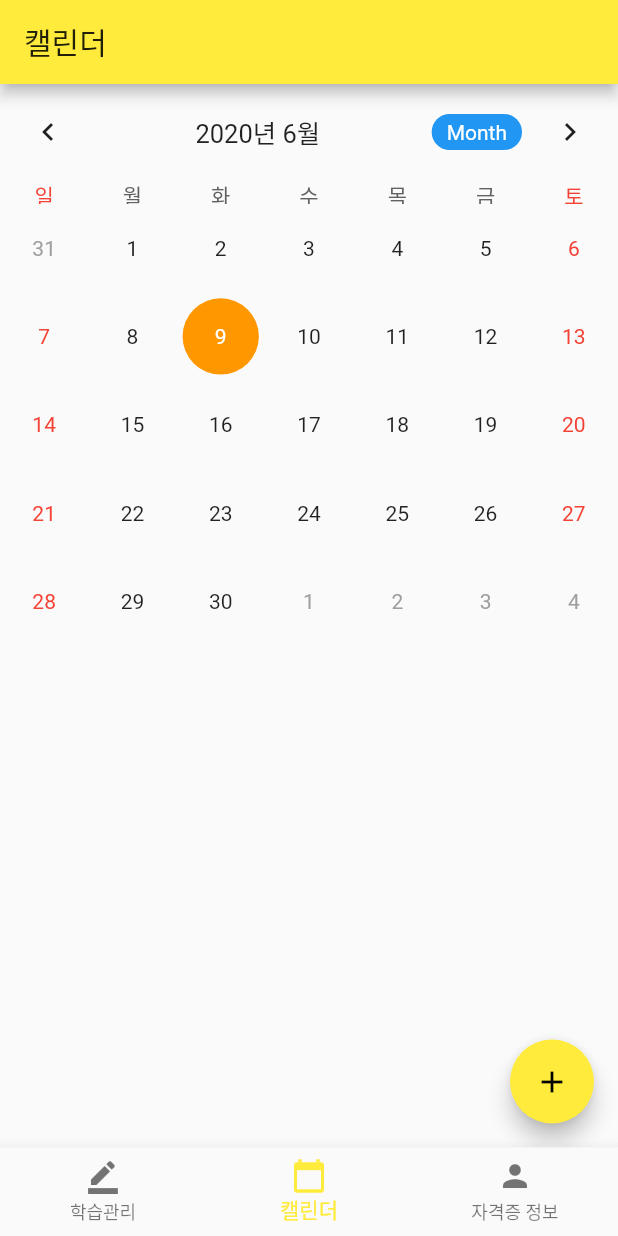
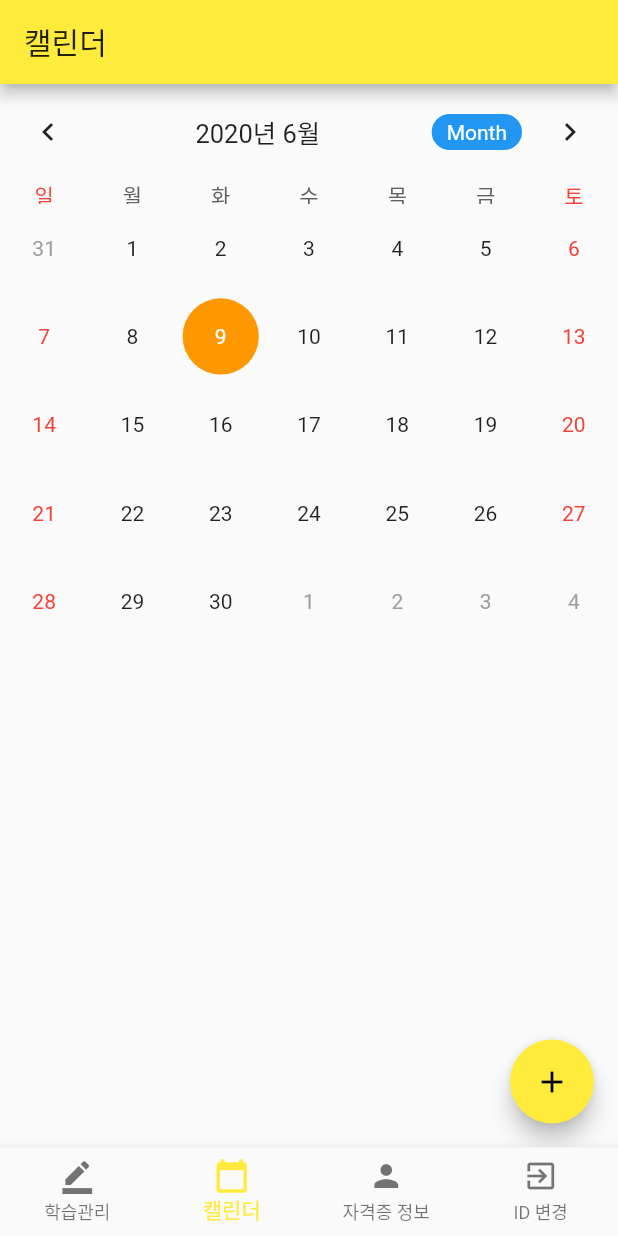
Before and after one commit to Tetragone/toys, a Flutter app: the UnderBar screen opened directly, on a phone screen of 412 x 824 dp. Run offline on Flutter 3.47's test engine with Material 2 defaults, Android fonts, the phone set to English and light mode, and no system bars; drawn by our look-alikes of flutter_speed_dial, table_calendar; our stand-ins replace carousel_slider, charts_flutter, cloud_firestore, firebase_auth, firebase_core, firebase_messaging and 2 more; missing offline and left inert: firebase_helpers; accounts and stored records are empty; network calls fail.

Commit message:
로그아웃

```diff
--- a/my_cert_helper/lib/bottom_navigation_bar.dart
+++ b/my_cert_helper/lib/bottom_navigation_bar.dart
@@ -1,7 +1,9 @@
+import 'package:firebase_auth/firebase_auth.dart';
 import 'package:flutter/material.dart';
 
 import 'calendar_page.dart';
 import 'information_setting_page.dart';
+import 'main.dart';
 import 'page_study_manage.dart';
 import 'data_group.dart';
 
@@ -22,7 +24,7 @@ class UnderBarState extends State<UnderBar> {
   int _currentIndex = 1;
 
   static StudyManager manager = StudyManager();
-  final List<Widget> selectUnderBar = [manager, CalenderPage(), InformationSettingPage()];
+  final List<Widget> selectUnderBar = [manager, CalenderPage(), InformationSettingPage(), Splash()];
 
   final Firestore _db = Firestore.instance;
   final FirebaseMessaging _fcm = FirebaseMessaging();
@@ -62,6 +64,8 @@ class UnderBarState extends State<UnderBar> {
   void _ontap(int index) {
     setState(() {
       _currentIndex = index;
+      if(index == 3)
+        FirebaseAuth.instance.signOut();
     });
   } // 밑에 바를 누를 시에 실행하는 코드
 
@@ -85,6 +89,10 @@ class UnderBarState extends State<UnderBar> {
           new BottomNavigationBarItem(
             icon: Icon(Icons.person),
             title: Text('자격증 정보'),
+          ),
+          new BottomNavigationBarItem(
+            icon: Icon(Icons.exit_to_app),
+            title: Text('ID 변경'),
           )
         ],
       ),
--- a/my_cert_helper/lib/underbar.dart
+++ b/my_cert_helper/lib/underbar.dart
@@ -1,3 +1,4 @@
+import 'package:firebase_auth/firebase_auth.dart';
 import 'package:flutter/material.dart';
 
 class UnderBar extends StatefulWidget{
```
Also changed, not shown: my_cert_helper/lib/main.dart (+8 -1 lines).
